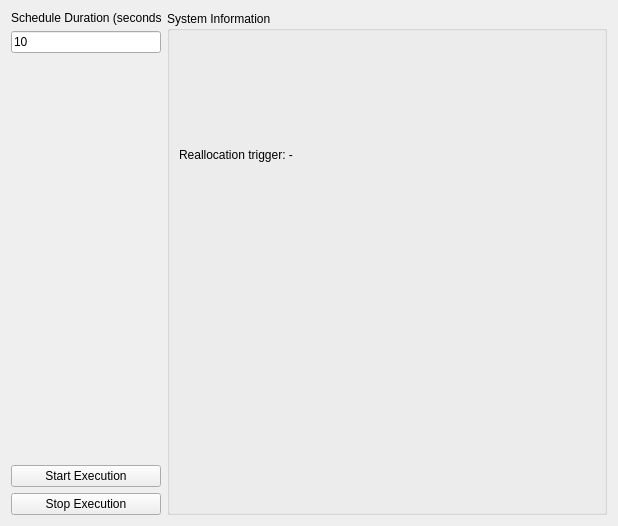
Qt form info_window.ui (misunyu/multimodel-scheduling) before a commit.
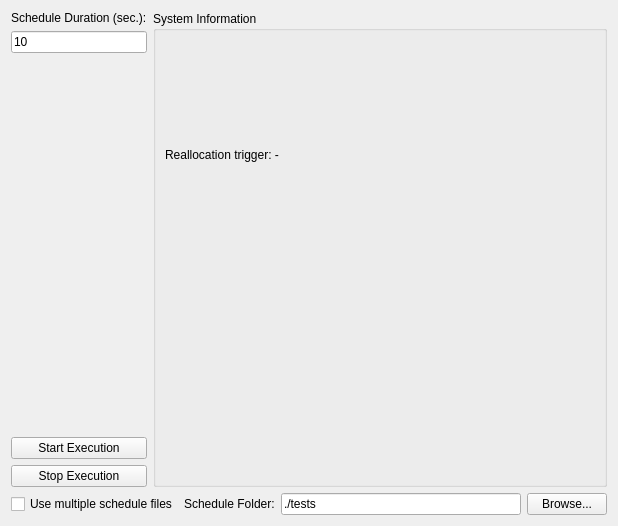
The same form after that commit.

Commit message: Refactor CPU/NPU model path resolution and enhance schedule execution flow

```diff
--- a/info_window.ui
+++ b/info_window.ui
@@ -19,7 +19,9 @@
   <property name="windowTitle">
    <string>System and Model Information</string>
   </property>
-  <layout class="QHBoxLayout" name="horizontalLayout">
+  <layout class="QVBoxLayout" name="mainLayout" stretch="1,0">
+   <item>
+    <layout class="QHBoxLayout" name="topContentLayout">
    <item>
     <layout class="QVBoxLayout" name="leftLayout">
      <item>
@@ -31,7 +33,7 @@
         </size>
        </property>
        <property name="text">
-        <string>Schedule Duration (seconds):</string>
+          <string>Schedule Duration (sec.):</string>
        </property>
       </widget>
      </item>
@@ -261,6 +263,55 @@
       </item>
      </layout>
     </widget>
+     </item>
+    </layout>
+   </item>
+   <item>
+    <layout class="QHBoxLayout" name="scheduleFolderLayout">
+     <item>
+      <widget class="QCheckBox" name="multiple_schedule_files">
+       <property name="text">
+        <string>Use multiple schedule files</string>
+       </property>
+      </widget>
+     </item>
+     <item>
+      <widget class="QLabel" name="schedule_folder_label">
+       <property name="text">
+        <string>Schedule Folder:</string>
+       </property>
+      </widget>
+     </item>
+     <item>
+      <widget class="QLineEdit" name="schedule_folder_input">
+       <property name="sizePolicy">
+        <sizepolicy hsizetype="Expanding" vsizetype="Fixed">
+         <horstretch>1</horstretch>
+         <verstretch>0</verstretch>
+        </sizepolicy>
+       </property>
+       <property name="text">
+        <string>./tests</string>
+       </property>
+       <property name="placeholderText">
+        <string>Folder containing schedule files (.yaml)</string>
+       </property>
+      </widget>
+     </item>
+     <item>
+      <widget class="QPushButton" name="browse_schedule_folder_button">
+       <property name="sizePolicy">
+        <sizepolicy hsizetype="Fixed" vsizetype="Fixed">
+         <horstretch>0</horstretch>
+         <verstretch>0</verstretch>
+        </sizepolicy>
+       </property>
+       <property name="text">
+        <string>Browse...</string>
+       </property>
+      </widget>
+     </item>
+    </layout>
    </item>
   </layout>
  </widget>
```
Lines whose indentation alone changed are shown as unchanged. The commit also changes 7 other files.
